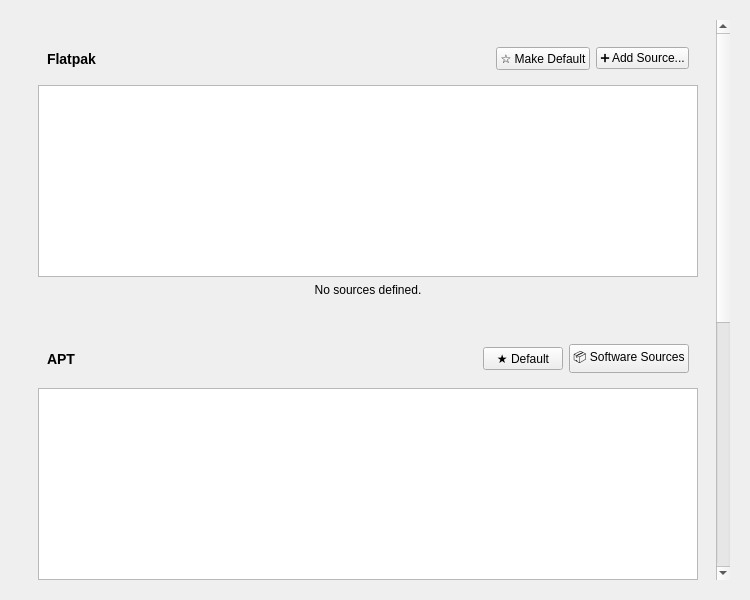
Old version of the form src/ui/panels/settings_panel.ui in the repository anocweb/apt-ex-package-manager.
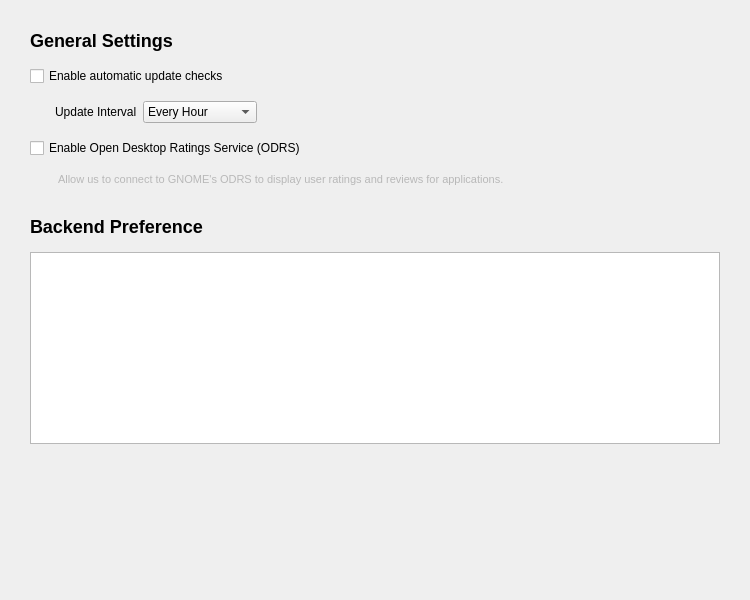
New version of the form.

Commit message:
Change backend preference to drag-and-drop reorderable list
- Replace radio buttons with QListWidget supporting drag-and-drop
- Backend priority determined by list order (top = highest priority)
- First backend in list automatically set as default
- Backend sections reload when priority changes
- Maximum height of 150px for the list

```diff
--- a/src/ui/panels/settings_panel.ui
+++ b/src/ui/panels/settings_panel.ui
@@ -12,19 +12,19 @@
   </property>
   <layout class="QVBoxLayout" name="settingsLayout">
    <property name="spacing">
-    <number>10</number>
+    <number>0</number>
    </property>
    <property name="leftMargin">
-    <number>20</number>
+    <number>0</number>
    </property>
    <property name="topMargin">
-    <number>20</number>
+    <number>0</number>
    </property>
    <property name="rightMargin">
-    <number>20</number>
+    <number>0</number>
    </property>
    <property name="bottomMargin">
-    <number>20</number>
+    <number>0</number>
    </property>
    <item>
     <widget class="QScrollArea" name="settingsScrollArea">
@@ -39,188 +39,124 @@
        <rect>
         <x>0</x>
         <y>0</y>
-        <width>710</width>
+        <width>750</width>
         <height>800</height>
        </rect>
       </property>
       <layout class="QVBoxLayout" name="contentLayout">
        <property name="spacing">
-        <number>20</number>
+        <number>30</number>
        </property>
-       <item>
-        <widget class="QWidget" name="flatpakSection" native="true">
-         <layout class="QVBoxLayout" name="flatpakSectionLayout">
-          <item>
-           <widget class="QWidget" name="flatpakHeader" native="true">
-            <layout class="QHBoxLayout" name="flatpakHeaderLayout">
-             <item>
-              <widget class="QLabel" name="flatpakTitle">
-               <property name="text">
-                <string>Flatpak</string>
-               </property>
-               <property name="styleSheet">
-                <string>font-weight: bold; font-size: 14px;</string>
-               </property>
-              </widget>
-             </item>
+       <property name="leftMargin">
+        <number>30</number>
+       </property>
+       <property name="topMargin">
+        <number>30</number>
+       </property>
+       <property name="rightMargin">
+        <number>30</number>
+       </property>
+       <property name="bottomMargin">
+        <number>30</number>
+       </property>
+       
+       <!-- General Settings Section -->
              <item>
-              <spacer name="flatpakSpacer">
-               <property name="orientation">
-                <enum>Qt::Horizontal</enum>
-               </property>
-               <property name="sizeHint" stdset="0">
-                <size>
-                 <width>40</width>
-                 <height>20</height>
-                </size>
-               </property>
-              </spacer>
-             </item>
+        <widget class="QWidget" name="generalSection" native="true">
+         <layout class="QVBoxLayout" name="generalSectionLayout">
+          <property name="spacing">
+           <number>15</number>
+          </property>
+          <property name="leftMargin">
+           <number>0</number>
+          </property>
+          <property name="topMargin">
+           <number>0</number>
+          </property>
+          <property name="rightMargin">
+           <number>0</number>
+          </property>
+          <property name="bottomMargin">
+           <number>0</number>
+          </property>
              <item>
-              <widget class="QPushButton" name="makeDefaultFlatpak">
+           <widget class="QLabel" name="generalTitle">
                <property name="text">
-                <string>☆ Make Default</string>
-               </property>
+             <string>General Settings</string>
+            </property>
+            <property name="styleSheet">
+             <string>font-weight: bold; font-size: 18px;</string>
+            </property>
               </widget>
              </item>
              <item>
-              <widget class="QPushButton" name="addFlatpakSource">
+           <widget class="QCheckBox" name="updateCheckEnabled">
                <property name="text">
-                <string>➕ Add Source...</string>
+             <string>Enable automatic update checks</string>
                </property>
               </widget>
              </item>
-            </layout>
-           </widget>
-          </item>
           <item>
-           <widget class="QTreeWidget" name="flatpakSources">
-            <property name="headerHidden">
-             <bool>true</bool>
-            </property>
-            <property name="rootIsDecorated">
-             <bool>false</bool>
-            </property>
-            <property name="verticalScrollBarPolicy">
-             <enum>Qt::ScrollBarAlwaysOff</enum>
-            </property>
-            <property name="horizontalScrollBarPolicy">
-             <enum>Qt::ScrollBarAlwaysOff</enum>
-            </property>
-           </widget>
-          </item>
+           <widget class="QWidget" name="updateIntervalWidget" native="true">
+            <layout class="QHBoxLayout" name="updateIntervalLayout">
+             <property name="leftMargin">
+              <number>25</number>
+             </property>
+             <property name="topMargin">
+              <number>0</number>
+             </property>
+             <property name="rightMargin">
+              <number>0</number>
+             </property>
+             <property name="bottomMargin">
+              <number>0</number>
+             </property>
           <item>
-           <widget class="QLabel" name="flatpakNoSources">
+              <widget class="QLabel" name="updateIntervalLabel">
             <property name="text">
-             <string>No sources defined.</string>
-            </property>
-            <property name="alignment">
-             <set>Qt::AlignCenter</set>
-            </property>
-            <property name="visible">
-             <bool>false</bool>
-            </property>
-           </widget>
-          </item>
-         </layout>
-        </widget>
-       </item>
+                <string>Update Interval</string>
+               </property>
+              </widget>
+             </item>
        <item>
-        <widget class="QWidget" name="aptSection" native="true">
-         <layout class="QVBoxLayout" name="aptSectionLayout">
+              <widget class="QComboBox" name="updateIntervalCombo">
+               <property name="minimumWidth">
+                <number>150</number>
+               </property>
           <item>
-           <widget class="QWidget" name="aptHeader" native="true">
-            <layout class="QHBoxLayout" name="aptHeaderLayout">
-             <item>
-              <widget class="QLabel" name="aptTitle">
                <property name="text">
-                <string>APT</string>
-               </property>
-               <property name="styleSheet">
-                <string>font-weight: bold; font-size: 14px;</string>
-               </property>
-              </widget>
+                 <string>Every Hour</string>
+                </property>
              </item>
              <item>
-              <spacer name="aptSpacer">
-               <property name="orientation">
-                <enum>Qt::Horizontal</enum>
-               </property>
-               <property name="sizeHint" stdset="0">
-                <size>
-                 <width>40</width>
-                 <height>20</height>
-                </size>
-               </property>
-              </spacer>
+                <property name="text">
+                 <string>Every 2 Hours</string>
+                </property>
              </item>
              <item>
-              <widget class="QPushButton" name="makeDefaultApt">
                <property name="text">
-                <string>★ Default</string>
-               </property>
-              </widget>
+                 <string>Every 4 Hours</string>
+                </property>
              </item>
              <item>
-              <widget class="QPushButton" name="aptSourcesBtn">
                <property name="text">
-                <string>📦 Software Sources</string>
-               </property>
-              </widget>
-             </item>
-            </layout>
-           </widget>
-          </item>
+                 <string>Every 6 Hours</string>
+                </property>
+               </item>
           <item>
-           <widget class="QTreeWidget" name="aptSources">
-            <property name="headerHidden">
-             <bool>true</bool>
-            </property>
-            <property name="rootIsDecorated">
-             <bool>false</bool>
-            </property>
-            <property name="verticalScrollBarPolicy">
-             <enum>Qt::ScrollBarAlwaysOff</enum>
-            </property>
-            <property name="horizontalScrollBarPolicy">
-             <enum>Qt::ScrollBarAlwaysOff</enum>
-            </property>
-           </widget>
+                <property name="text">
+                 <string>Every 12 Hours</string>
+                </property>
           </item>
           <item>
-           <widget class="QLabel" name="aptNoSources">
             <property name="text">
-             <string>No sources defined.</string>
-            </property>
-            <property name="alignment">
-             <set>Qt::AlignCenter</set>
-            </property>
-            <property name="visible">
-             <bool>false</bool>
-            </property>
-           </widget>
-          </item>
-         </layout>
+                 <string>Daily</string>
+                </property>
+               </item>
         </widget>
        </item>
        <item>
-        <widget class="QWidget" name="appimageSection" native="true">
-         <layout class="QVBoxLayout" name="appimageSectionLayout">
-          <item>
-           <widget class="QWidget" name="appimageHeader" native="true">
-            <layout class="QHBoxLayout" name="appimageHeaderLayout">
-             <item>
-              <widget class="QLabel" name="appimageTitle">
-               <property name="text">
-                <string>AppImage</string>
-               </property>
-               <property name="styleSheet">
-                <string>font-weight: bold; font-size: 14px;</string>
-               </property>
-              </widget>
-             </item>
-             <item>
-              <spacer name="appimageSpacer">
+              <spacer name="updateIntervalSpacer">
                <property name="orientation">
                 <enum>Qt::Horizontal</enum>
                </property>
@@ -232,62 +168,7 @@
                </property>
               </spacer>
              </item>
-             <item>
-              <widget class="QPushButton" name="addAppImageSource">
-               <property name="text">
-                <string>➕ Add Source...</string>
-               </property>
-               <property name="enabled">
-                <bool>false</bool>
-               </property>
-              </widget>
-             </item>
             </layout>
-           </widget>
-          </item>
-          <item>
-           <widget class="QTreeWidget" name="appimageSources">
-            <property name="headerHidden">
-             <bool>true</bool>
-            </property>
-            <property name="rootIsDecorated">
-             <bool>false</bool>
-            </property>
-            <property name="verticalScrollBarPolicy">
-             <enum>Qt::ScrollBarAlwaysOff</enum>
-            </property>
-            <property name="horizontalScrollBarPolicy">
-             <enum>Qt::ScrollBarAlwaysOff</enum>
-            </property>
-           </widget>
-          </item>
-          <item>
-           <widget class="QLabel" name="appimageNoSources">
-            <property name="text">
-             <string>Not implemented yet!</string>
-            </property>
-            <property name="alignment">
-             <set>Qt::AlignCenter</set>
-            </property>
-            <property name="visible">
-             <bool>true</bool>
-            </property>
-           </widget>
-          </item>
-         </layout>
-        </widget>
-       </item>
-       <item>
-        <widget class="QWidget" name="odrsSection" native="true">
-         <layout class="QVBoxLayout" name="odrsSectionLayout">
-          <item>
-           <widget class="QLabel" name="odrsTitle">
-            <property name="text">
-             <string>Ratings &amp; Reviews</string>
-            </property>
-            <property name="styleSheet">
-             <string>font-weight: bold; font-size: 14px;</string>
-            </property>
            </widget>
           </item>
           <item>
@@ -295,27 +176,98 @@
             <property name="text">
              <string>Enable Open Desktop Ratings Service (ODRS)</string>
             </property>
-            <property name="checked">
-             <bool>true</bool>
-            </property>
            </widget>
           </item>
           <item>
            <widget class="QLabel" name="odrsDescription">
             <property name="text">
-             <string>Allow the application to connect to GNOME's Open Desktop Ratings Service to display user ratings and reviews for applications.</string>
+             <string>Allow us to connect to GNOME's ODRS to display user ratings and reviews for applications.</string>
             </property>
             <property name="wordWrap">
              <bool>true</bool>
             </property>
             <property name="styleSheet">
-             <string>color: palette(mid); font-size: 11px;</string>
+             <string>color: palette(mid); font-size: 11px; margin-left: 25px;</string>
             </property>
            </widget>
           </item>
          </layout>
         </widget>
        </item>
+       
+       <!-- Backend Preference Section -->
+       <item>
+        <widget class="QWidget" name="backendPreferenceSection" native="true">
+         <layout class="QVBoxLayout" name="backendPreferenceSectionLayout">
+          <property name="spacing">
+           <number>15</number>
+          </property>
+          <property name="leftMargin">
+           <number>0</number>
+          </property>
+          <property name="topMargin">
+           <number>0</number>
+          </property>
+          <property name="rightMargin">
+           <number>0</number>
+          </property>
+          <property name="bottomMargin">
+           <number>0</number>
+          </property>
+          <item>
+           <widget class="QLabel" name="backendPreferenceTitle">
+            <property name="text">
+             <string>Backend Preference</string>
+            </property>
+            <property name="styleSheet">
+             <string>font-weight: bold; font-size: 18px;</string>
+            </property>
+           </widget>
+          </item>
+          <item>
+           <widget class="QListWidget" name="backendPriorityList">
+            <property name="dragDropMode">
+             <enum>QAbstractItemView::InternalMove</enum>
+            </property>
+            <property name="defaultDropAction">
+             <enum>Qt::MoveAction</enum>
+            </property>
+            <property name="selectionMode">
+             <enum>QAbstractItemView::SingleSelection</enum>
+            </property>
+            <property name="maximumHeight">
+             <number>150</number>
+            </property>
+           </widget>
+          </item>
+         </layout>
+        </widget>
+       </item>
+       
+       <!-- Backend-specific sections container -->
+       <item>
+        <widget class="QWidget" name="backendSectionsContainer" native="true">
+         <layout class="QVBoxLayout" name="backendSectionsLayout">
+          <property name="spacing">
+           <number>30</number>
+          </property>
+          <property name="leftMargin">
+           <number>0</number>
+          </property>
+          <property name="topMargin">
+           <number>0</number>
+          </property>
+          <property name="rightMargin">
+           <number>0</number>
+          </property>
+          <property name="bottomMargin">
+           <number>0</number>
+          </property>
+          <!-- Backend sections will be added dynamically in priority order -->
+         </layout>
+        </widget>
+       </item>
+       
        <item>
         <spacer name="verticalSpacer">
          <property name="orientation">
```
Lines whose indentation alone changed are shown as unchanged. The commit also changes 2 other files.
